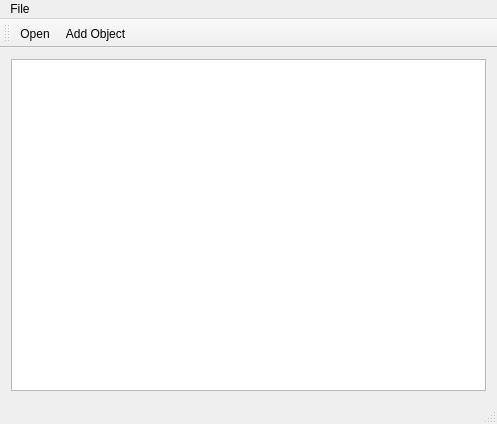
The window that mainwindow.ui (btabibian/Bayesian-Labeler) describes before a commit, drawn with Qt 5.
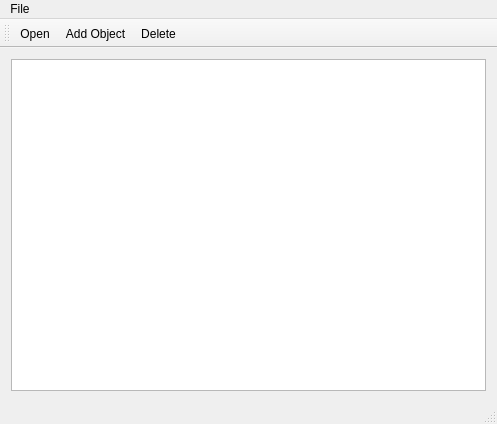
The same window after the commit.

Diff of the .ui file:
```diff
--- a/mainwindow.ui
+++ b/mainwindow.ui
@@ -46,10 +46,11 @@
     <enum>TopToolBarArea</enum>
    </attribute>
    <attribute name="toolBarBreak">
-    <bool>true</bool>
+    <bool>false</bool>
    </attribute>
-   <addaction name="actionOpenTB"/>
-   <addaction name="actionAdd_ObjectTB"/>
+   <addaction name="action_TB_Open"/>
+   <addaction name="action_Add_Object"/>
+   <addaction name="actionDelete"/>
   </widget>
   <widget class="QStatusBar" name="statusBar"/>
   <action name="action_TB_Open">
@@ -76,28 +77,6 @@
     <string>Ctrl+A</string>
    </property>
   </action>
-  <action name="actionOpenTB">
-   <property name="text">
-    <string>Open</string>
-   </property>
-   <property name="toolTip">
-    <string>Open New Image</string>
-   </property>
-   <property name="shortcut">
-    <string>Ctrl+O</string>
-   </property>
-  </action>
-  <action name="actionAdd_ObjectTB">
-   <property name="text">
-    <string>Add Object</string>
-   </property>
-   <property name="toolTip">
-    <string>Add Object to the picture</string>
-   </property>
-   <property name="shortcut">
-    <string>Ctrl+A</string>
-   </property>
-  </action>
   <action name="action_Save">
    <property name="text">
     <string>&amp;Save</string>
@@ -106,6 +85,17 @@
     <string>Ctrl+S</string>
    </property>
   </action>
+  <action name="actionDelete">
+   <property name="text">
+    <string>&amp;Delete</string>
+   </property>
+   <property name="toolTip">
+    <string>Delete an Object</string>
+   </property>
+   <property name="shortcut">
+    <string>Del</string>
+   </property>
+  </action>
  </widget>
  <layoutdefault spacing="6" margin="11"/>
  <resources/>
```
Left out of the diff: 1 changed line with no effect on the pictures.
